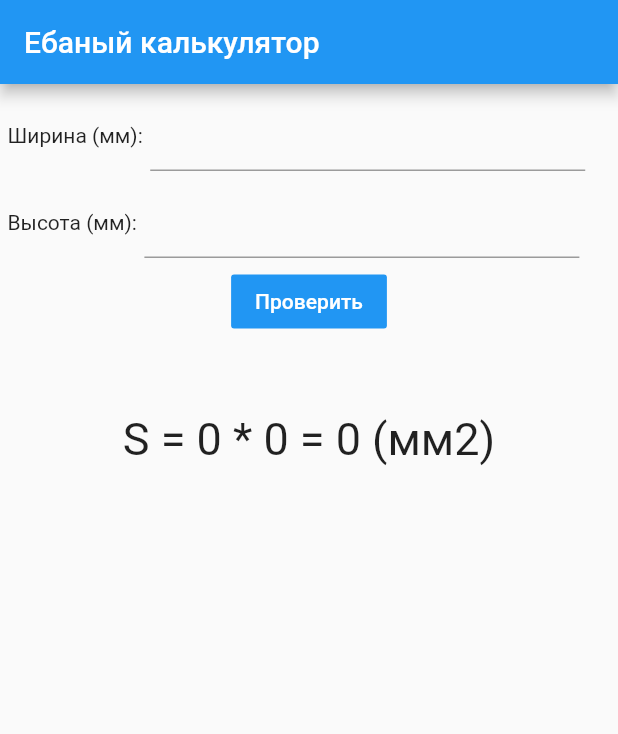
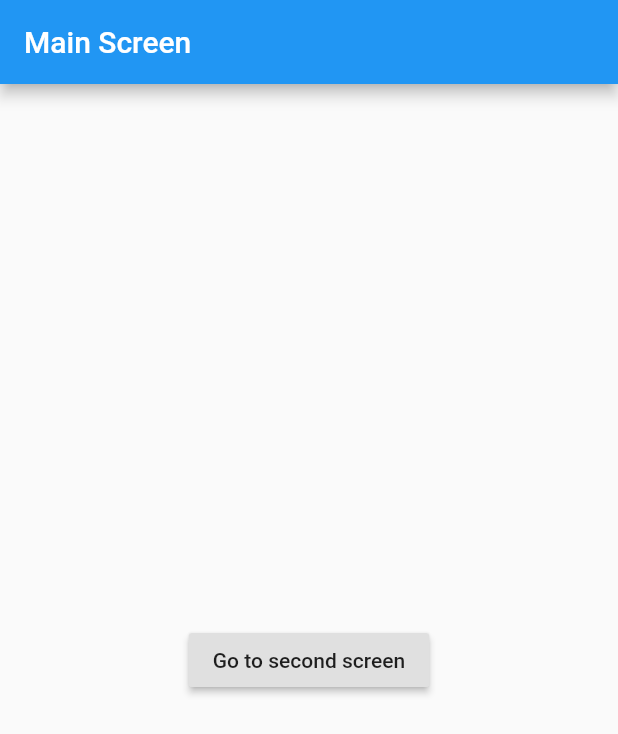
Before and after one commit to Drakonov/flutter_app, a Flutter app: the screen it shows after launch, on a phone screen of 412 x 824 dp. Shown: the top 734 px of the screen. Run offline on Flutter 3.47's test engine with Material 2 defaults, Android fonts, the phone set to English and light mode, and no system bars; our stand-ins replace validators.

Commit message:
Added second screen and class for him

```diff
--- /dev/null
+++ b/lib/SecondScreen.dart
@@ -0,0 +1,13 @@
+import 'package:flutter/material.dart';
+
+class SecondScreen extends StatelessWidget{
+  @override
+  Widget build(BuildContext context) {
+    return Scaffold(
+      appBar: AppBar(title :Text('Second Screen')),
+      body: Center(child: RaisedButton(onPressed: (){
+        Navigator.pop(context);
+      },child: Text('Return to main screen'),),),
+    );
+  }
+}
--- a/lib/main.dart
+++ b/lib/main.dart
@@ -1,6 +1,7 @@
 import 'package:flutter/cupertino.dart';
 import 'package:flutter/material.dart';
 import 'package:flutter_app/Calculator.dart';
+import 'package:flutter_app/SecondScreen.dart';
 import 'package:flutter_app/UnlessListView.dart';
 import 'package:url_launcher/url_launcher.dart';
 import 'package:validators/validators.dart';
@@ -157,13 +158,21 @@ class MyListState extends State<MyList>{
     ]);
   }
 }
+class MainScreen extends StatelessWidget{
+  @override
+  Widget build(BuildContext context) {
+    return Scaffold(
+      appBar: AppBar(title :Text('Main Screen')),
+      body: Center(child: RaisedButton(onPressed: (){
+        Navigator.push(context, MaterialPageRoute(builder: (context)=>SecondScreen()));
+      },child: Text ('Go to second screen'),),),
+    );
+  }
+}
 
 void main() {
   runApp(new MaterialApp(
       debugShowCheckedModeBanner: false,
-      home: new Scaffold(
-          appBar: new AppBar(title: const Text('Ебаный калькулятор')),
-          body: new Calculator(),
-      )
+      home: MainScreen(),
   ));
 }
```
